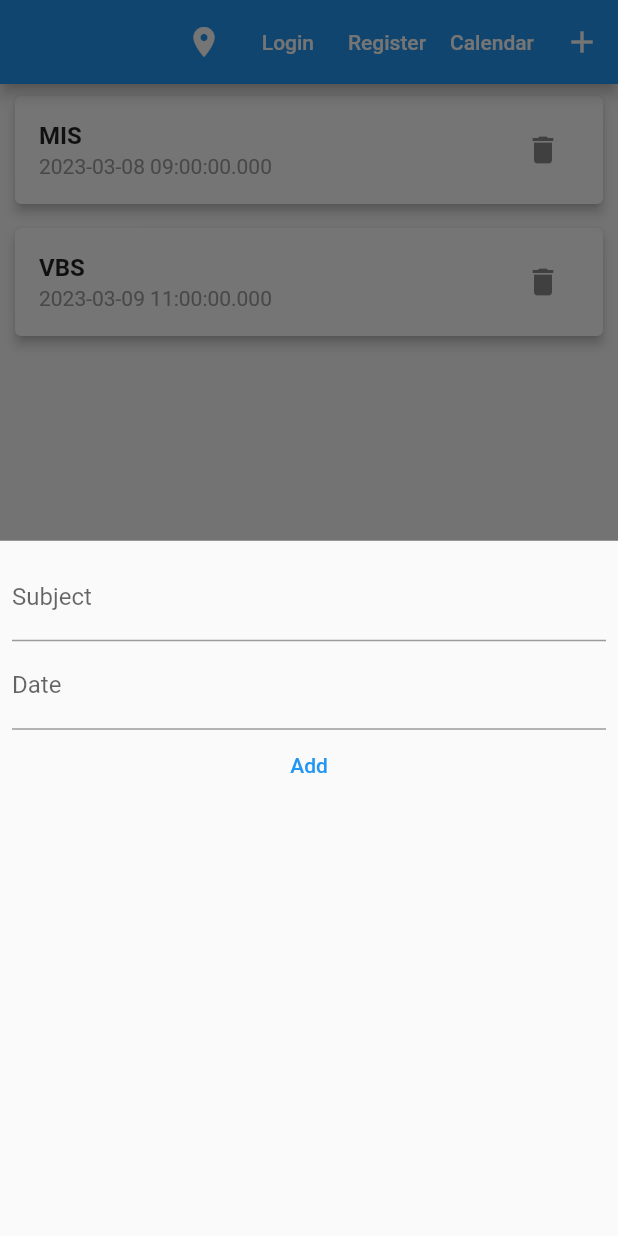
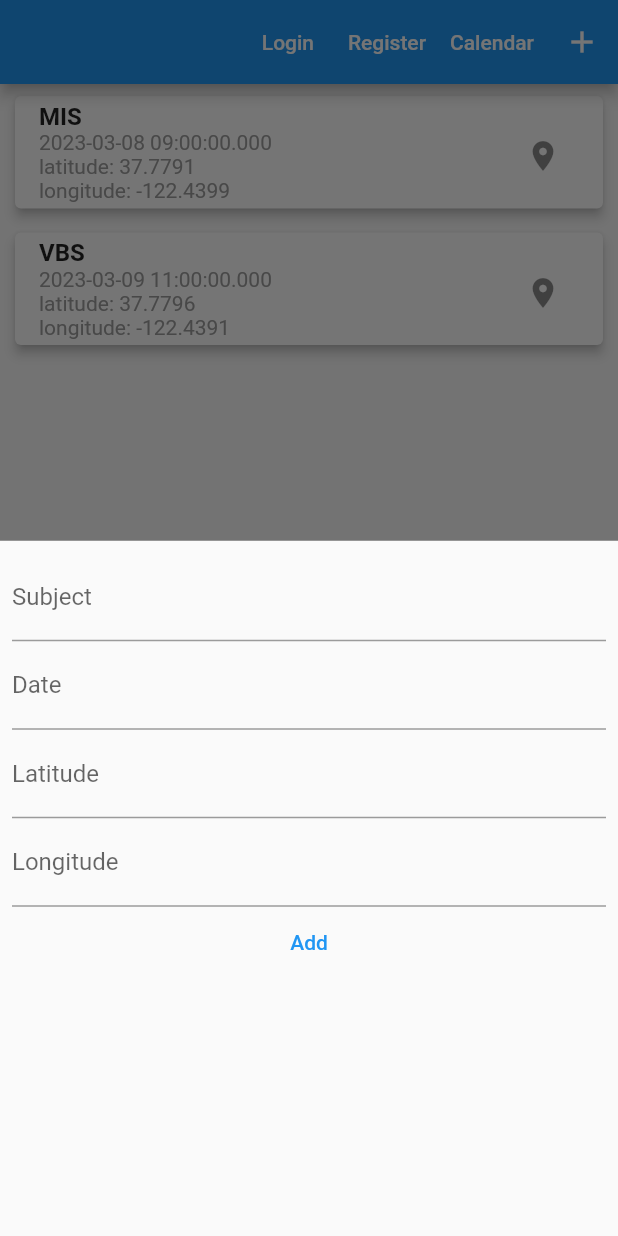
Before and after one commit to AnaGeorgieska/mis-lab, a Flutter app: the screen it shows after launch, after a tap on the "add" icon, on a phone screen of 412 x 824 dp. Run offline on Flutter 3.47's test engine with Material 2 defaults, Android fonts, the phone set to English and light mode, and no system bars; our stand-ins replace dio, google_maps_flutter, nanoid, syncfusion_flutter_calendar; missing offline and left inert: flutter_polyline_points; accounts and stored records are empty.

Commit message:
lab5 Maps Pins

```diff
--- a/lab3/lib/Models/list_item.dart
+++ b/lab3/lib/Models/list_item.dart
@@ -2,7 +2,9 @@ class ListItem {
   final String id;
   final String subject;
   final DateTime date;
+  final double latitude;
+  final double longitude;
 
-  ListItem({required this.id, required this.subject, required this.date});
+  ListItem({required this.id, required this.subject, required this.date, required this.latitude, required this.longitude});
 
 }
--- a/lab3/lib/Widgets/nov_element.dart
+++ b/lab3/lib/Widgets/nov_element.dart
@@ -14,9 +14,8 @@ class NovElement extends StatefulWidget {
 class _NovElementState extends State<NovElement> {
   final _naslovController = TextEditingController();
   final _vrednostController = TextEditingController();
-
-  late String subject;
-  late String date;
+  final _latitudeController = TextEditingController();
+  final _longitudeController = TextEditingController();
 
   void _submitData() {
     if (_vrednostController.text.isEmpty) {
@@ -24,12 +23,17 @@ class _NovElementState extends State<NovElement> {
     }
     final vnesenNaslov = _naslovController.text;
     final vnesenaVrednost = _vrednostController.text;
+    final vnesenaLatitude = _latitudeController.text;
+    final vnesenaLongitude = _longitudeController.text;
 
-    if (vnesenNaslov.isEmpty || vnesenaVrednost.isEmpty) {
+    if (vnesenNaslov.isEmpty || vnesenaVrednost.isEmpty || vnesenaLongitude.isEmpty || vnesenaLatitude.isEmpty) {
       return;
     }
 
-    final newItem = ListItem(id: nanoid(5), subject: vnesenNaslov, date: DateTime.parse(vnesenaVrednost));
+    final newItem = ListItem(id: nanoid(5), subject: vnesenNaslov,
+                             date: DateTime.parse(vnesenaVrednost),
+                              latitude: double.parse(vnesenaLatitude) ,
+                              longitude: double.parse(vnesenaLongitude),);
     widget.addItem(newItem);
     Navigator.of(context).pop();
     ScaffoldMessenger.of(context).showSnackBar(
@@ -57,6 +61,18 @@ class _NovElementState extends State<NovElement> {
             keyboardType: TextInputType.datetime,
             onSubmitted: (_) => _submitData(),
           ),
+          TextField(
+            controller: _latitudeController,
+            decoration: InputDecoration(labelText: "Latitude"),
+            keyboardType: TextInputType.number,
+            onSubmitted: (_) => _submitData(),
+          ),
+          TextField(
+            controller: _longitudeController,
+            decoration: InputDecoration(labelText: "Longitude"),
+            keyboardType: TextInputType.number,
+            onSubmitted: (_) => _submitData(),
+          ),
           AdaptiveFlatButton("Add", _submitData)
         ],
       ),
--- a/lab3/lib/main.dart
+++ b/lab3/lib/main.dart
@@ -47,8 +47,23 @@ class _MyHomePageState extends State<MyHomePage> {
   void initState() {
     _userItemsList = [
       User(id: "T1", username: "ana", password: "ana", listItems: [
-    ListItem(id: "T1", subject: "MIS", date: DateTime(DateTime.now().year, DateTime.now().month, DateTime.now().day, 9, 0, 0)),
-    ListItem(id: "T2", subject: "VBS", date: DateTime(DateTime.now().year, DateTime.now().month, DateTime.now().day, 9, 0, 0).add(const Duration(days: 1 ,hours: 2))),
+        ListItem(
+          id: "T1",
+          subject: "MIS",
+          date: DateTime(DateTime.now().year, DateTime.now().month,
+              DateTime.now().day, 9, 0, 0),
+          latitude: 37.779100,
+          longitude: -122.439900,
+        ),
+        ListItem(
+          id: "T2",
+          subject: "VBS",
+          date: DateTime(DateTime.now().year, DateTime.now().month,
+                  DateTime.now().day, 9, 0, 0)
+              .add(const Duration(days: 1, hours: 2)),
+          latitude: 37.779600,
+          longitude: -122.439100,
+        ),
       ]),
     ];
     _user = _userItemsList?[0];
@@ -87,58 +102,40 @@ class _MyHomePageState extends State<MyHomePage> {
   bool _login(String username, String password) {
     _user = null;
     _userItemsList?.forEach((element) {
-      if(element.username == username && element.password == password){
+      if (element.username == username && element.password == password) {
         setState(() {
-          _user=element;
+          _user = element;
         });
       }
     });
 
-    return (_user!=null);
+    return (_user != null);
   }
 
   bool _addNewUserToList(User item) {
     setState(() {
       _userItemsList?.add(item);
     });
-    _user=item;
-    return (item!=null);
-  }
-
-  Future<void> _openMap() async {
-    //String googleURL = 'https://www.google.com/maps/search/?api=1&query=41.9898734,21.4401741';
-    String googleURL = 'https://www.google.com/maps/search/?api=1';
-    await canLaunchUrlString(googleURL)
-      ? await launchUrlString(googleURL)
-      : throw 'Could not launch $googleURL';
+    _user = item;
+    return (item != null);
   }
 
   @override
   Widget build(BuildContext context) {
     return Scaffold(
-        appBar: AppBar(title: Text(""),
-        actions: <Widget>[
-          IconButton(
-            icon: const Icon(Icons.location_on),
-            onPressed:() =>  Navigator.push(
+        appBar: AppBar(title: Text(""), actions: <Widget>[
+          TextButton(
+            onPressed: () => Navigator.push(
                 context,
                 MaterialPageRoute(
-                      builder: (context) =>
-                          MapScreen())),
-          ),
-          TextButton(
-            onPressed: () =>  Navigator.push(
-                  context,
-                  MaterialPageRoute(
-                      builder: (context) =>
-                          LoginPage(login: _login))),
+                    builder: (context) => LoginPage(login: _login))),
             child: const Text(
               "Login",
               style: TextStyle(color: Colors.white),
             ),
           ),
           TextButton(
-            onPressed: () =>  Navigator.push(
+            onPressed: () => Navigator.push(
                 context,
                 MaterialPageRoute(
                     builder: (context) =>
@@ -150,7 +147,7 @@ class _MyHomePageState extends State<MyHomePage> {
           ),
 
           TextButton(
-            onPressed: () =>  Navigator.push(
+            onPressed: () => Navigator.push(
                 context,
                 MaterialPageRoute(
                     builder: (context) =>
@@ -159,7 +156,8 @@ class _MyHomePageState extends State<MyHomePage> {
               "Calendar",
               style: TextStyle(color: Colors.white),
             ),
-          ),IconButton(
+          ),
+          IconButton(
             icon: Icon(Icons.add),
             onPressed: () => _addItemFunction(context),
           ),
@@ -180,17 +178,29 @@ class _MyHomePageState extends State<MyHomePage> {
                               style: TextStyle(fontWeight: FontWeight.bold),
                             ),
                             subtitle: Text(
-                            _user!.listItems[index].date.toString(),
-                            style:
-                                TextStyle(color: Colors.grey.withOpacity(1.0)),
+                              "${_user!.listItems[index].date}\nlatitude: ${_user!.listItems[index].latitude}\nlongitude: ${_user!.listItems[index].longitude}",
+                              style: TextStyle(
+                                  color: Colors.grey.withOpacity(1.0)),
                             ),
-                          trailing: IconButton(
-                            icon: Icon(Icons.delete),
-                            onPressed: () {
-                              _deleteItem(_user!.listItems[index].id);
-                            },
+                            trailing: Column(
+                              children: [
+
+                                IconButton(
+                                  icon: const Icon(Icons.location_on),
+                                  onPressed: () => Navigator.push(
+                                      context,
+                                      MaterialPageRoute(
+                                          builder: (context) => MapScreen(latitude: _user!.listItems[index].latitude,longitude: _user!.listItems[index].longitude))),
                                 ),
-                        ));
+                                SizedBox(height: 5,),
+                                //   IconButton(
+                                //   icon: Icon(Icons.delete),
+                                //   onPressed: () {
+                                //     _deleteItem(_user!.listItems[index].id);
+                                //   },
+                                // ),
+                              ],
+                            )));
                   },
                   itemCount: _user!.listItems.length),
         ));
@@ -198,6 +208,10 @@ class _MyHomePageState extends State<MyHomePage> {
 }
 
 class MapScreen extends StatefulWidget {
+  const MapScreen({super.key, required this.latitude, required this.longitude});
+  final double latitude;
+  final double longitude;
+
   @override
   _MapScreenState createState() => _MapScreenState();
 }
@@ -217,11 +231,10 @@ class _MapScreenState extends State<MapScreen> {
     _origin = Marker(
       markerId: const MarkerId('origin'),
       infoWindow: const InfoWindow(title: 'Origin'),
-          icon:
-              BitmapDescriptor.defaultMarkerWithHue(BitmapDescriptor.hueGreen),
+      icon: BitmapDescriptor.defaultMarkerWithHue(BitmapDescriptor.hueGreen),
       position: LatLng(37.773972, -122.431297),
     );
-    _destination =  Marker(
+    _destination = Marker(
       markerId: const MarkerId('destination'),
       infoWindow: const InfoWindow(title: 'Destination'),
       icon: BitmapDescriptor.defaultMarkerWithHue(BitmapDescriptor.hueBlue),
@@ -343,15 +356,15 @@ class _MapScreenState extends State<MapScreen> {
                 : CameraUpdate.newCameraPosition(_initialCameraPosition),
           );
           _directions();
-        } ,
+        },
         child: const Icon(Icons.center_focus_strong),
       ),
     );
   }
 
   void _directions() async {
-     final directions = await DirectionsRepository()
-          .getDirections(origin: _origin.position, destination: _destination.position);
+    final directions = await DirectionsRepository().getDirections(
+        origin: _origin.position, destination: _destination.position);
     setState(() => _info = directions);
   }
 
```
Also changed, not shown: 1 other file. Lines whose indentation alone changed are shown as unchanged.
